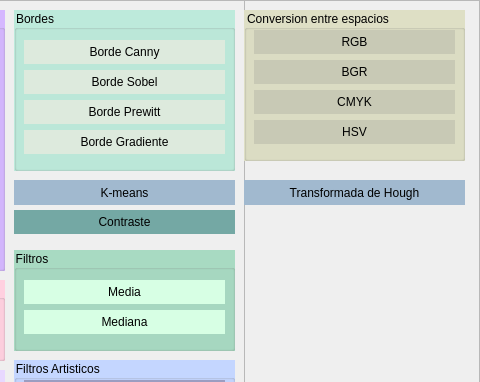
Above: main.ui from AlvaroCastro1/openCV before the change; both pictures show x 796 to 1276 and y 0 to 382 of the 1276 by 609 pixel window. Below: the same form after it.
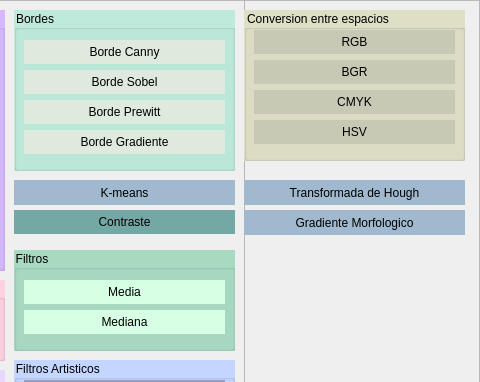
That is the form after the change.

Commit message: gradiente Morfológico

What changed in the file:
```diff
--- a/main.ui
+++ b/main.ui
@@ -1197,6 +1197,29 @@
         <string>Transformada de Hough</string>
        </property>
       </widget>
+      <widget class="QPushButton" name="btn_gradiente">
+       <property name="geometry">
+        <rect>
+         <x>1040</x>
+         <y>210</y>
+         <width>221</width>
+         <height>25</height>
+        </rect>
+       </property>
+       <property name="styleSheet">
+        <string notr="true">QPushButton{
+	background-color: rgb(161, 185, 207);
+	border-radius: 20px;
+}
+QPushButton:hover {
+	color: rgb(255,255,255);
+	background-color: rgb(156, 213, 209);
+}</string>
+       </property>
+       <property name="text">
+        <string>Gradiente Morfologico</string>
+       </property>
+      </widget>
      </widget>
     </item>
    </layout>
```
The commit also changes 2 other files.
